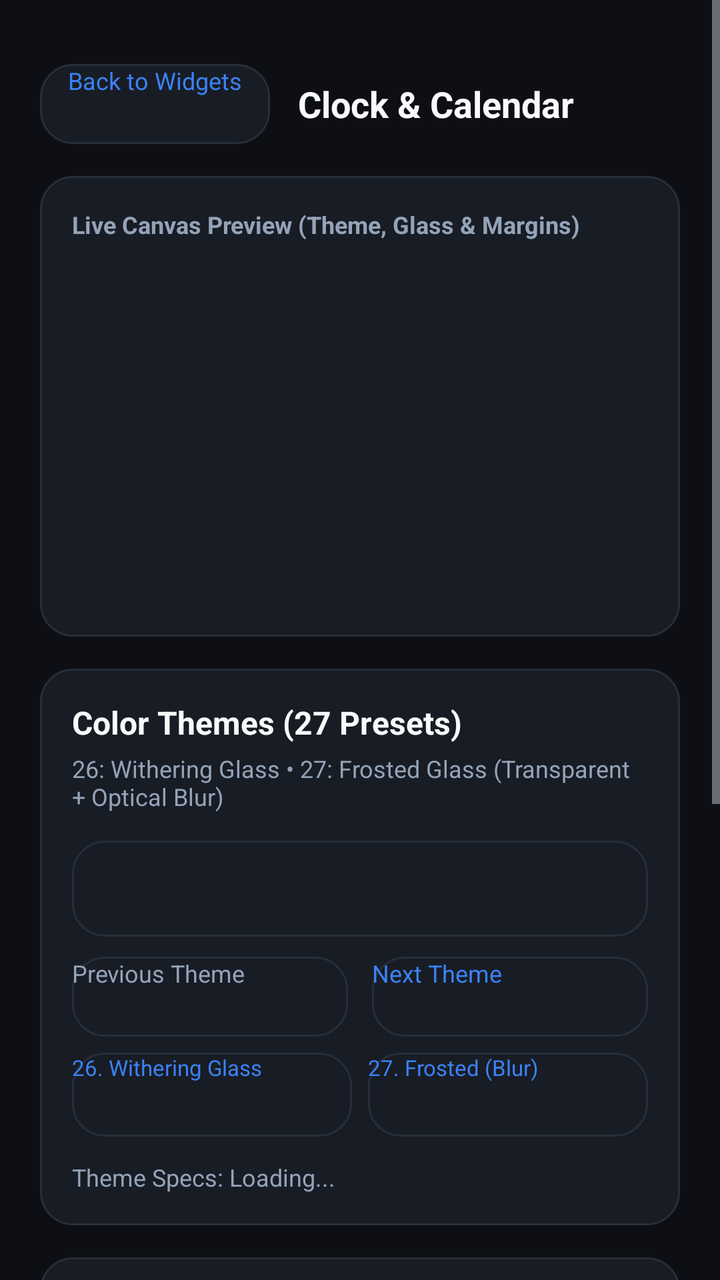
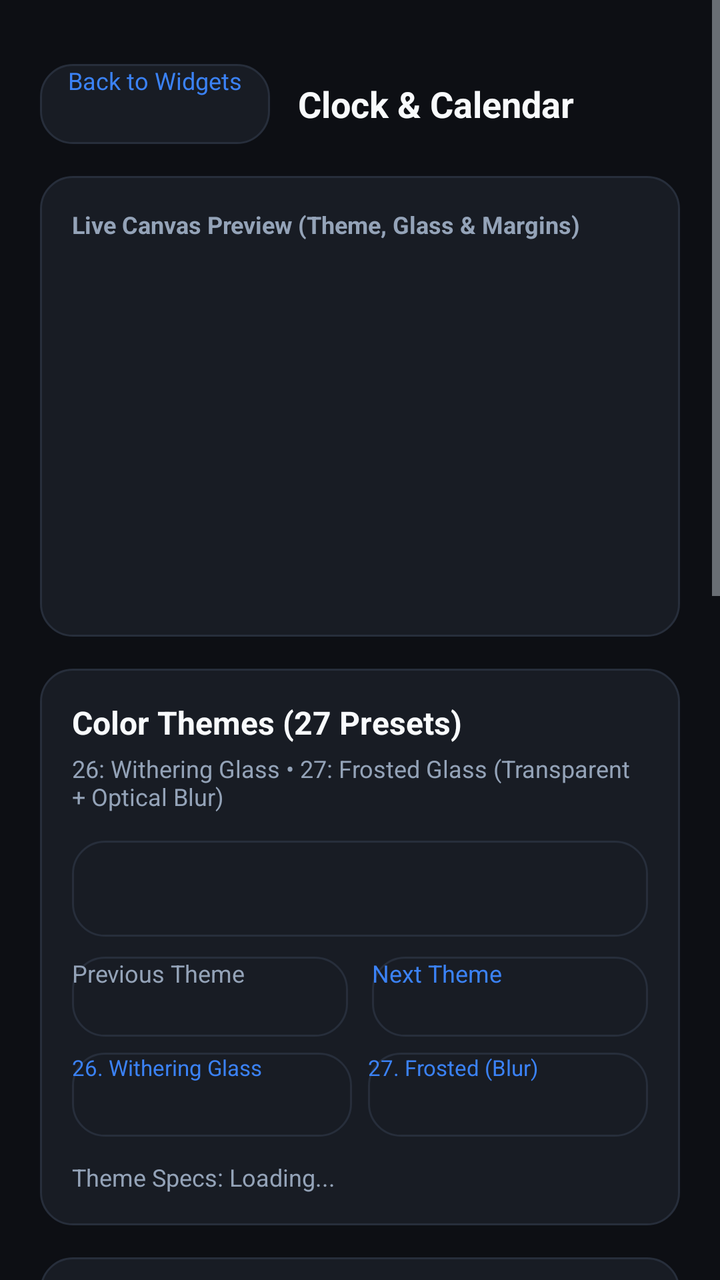

Screens rendered from an Android XML layout before and after an edit, with the pre-edit source and the edit as a unified diff.
<!-- AndroidManifest.xml: application theme android:Theme.DeviceDefault.NoActionBar -->
<!-- res/layout/activity_widget_config.xml -->
<?xml version="1.0" encoding="utf-8"?>
<ScrollView xmlns:android="http://schemas.android.com/apk/res/android"
    android:layout_width="match_parent"
    android:layout_height="match_parent"
    android:background="@color/bg_dark">

    <LinearLayout
        android:layout_width="match_parent"
        android:layout_height="wrap_content"
        android:orientation="vertical"
        android:padding="20dp">

        
        <LinearLayout
            android:layout_width="match_parent"
            android:layout_height="wrap_content"
            android:layout_marginTop="12dp"
            android:gravity="center_vertical"
            android:orientation="horizontal">

            <Button
                android:id="@+id/btn_back_to_hub"
                android:layout_width="wrap_content"
                android:layout_height="40dp"
                android:background="@drawable/bg_card"
                android:paddingStart="14dp"
                android:paddingEnd="14dp"
                android:text="Back to Widgets"
                android:textColor="@color/accent_blue"
                android:textSize="12sp" />

            <TextView
                android:id="@+id/text_config_widget_title"
                android:layout_width="0dp"
                android:layout_height="wrap_content"
                android:layout_marginStart="14dp"
                android:layout_weight="1"
                android:text="Clock &amp; Calendar"
                android:textColor="@color/text_primary"
                android:textSize="18sp"
                android:textStyle="bold" />

        </LinearLayout>

        
        <LinearLayout
            android:layout_width="match_parent"
            android:layout_height="wrap_content"
            android:layout_marginTop="16dp"
            android:background="@drawable/bg_card"
            android:orientation="vertical"
            android:padding="16dp">

            <TextView
                android:layout_width="wrap_content"
                android:layout_height="wrap_content"
                android:text="Live Canvas Preview (Theme, Glass &amp; Margins)"
                android:textColor="@color/text_secondary"
                android:textSize="12sp"
                android:textStyle="bold" />

            <ImageView
                android:id="@+id/preview_canvas"
                android:layout_width="match_parent"
                android:layout_height="170dp"
                android:layout_marginTop="12dp"
                android:scaleType="fitCenter"
                android:contentDescription="Widget Preview" />

        </LinearLayout>

        
        <LinearLayout
            android:layout_width="match_parent"
            android:layout_height="wrap_content"
            android:layout_marginTop="16dp"
            android:background="@drawable/bg_card"
            android:orientation="vertical"
            android:padding="16dp">

            <TextView
                android:layout_width="wrap_content"
                android:layout_height="wrap_content"
                android:text="Color Themes (27 Presets)"
                android:textColor="@color/text_primary"
                android:textSize="16sp"
                android:textStyle="bold" />

            <TextView
                android:layout_width="wrap_content"
                android:layout_height="wrap_content"
                android:layout_marginTop="4dp"
                android:text="26: Withering Glass • 27: Frosted Glass (Transparent + Optical Blur)"
                android:textColor="@color/text_secondary"
                android:textSize="12sp" />

            
            <Spinner
                android:id="@+id/spinner_themes"
                android:layout_width="match_parent"
                android:layout_height="48dp"
                android:layout_marginTop="14dp"
                android:background="@drawable/bg_card"
                android:paddingStart="12dp"
                android:paddingEnd="12dp" />

            
            <LinearLayout
                android:layout_width="match_parent"
                android:layout_height="wrap_content"
                android:layout_marginTop="10dp"
                android:orientation="horizontal">

                <Button
                    android:id="@+id/btn_prev_theme"
                    android:layout_width="0dp"
                    android:layout_height="40dp"
                    android:layout_weight="1"
                    android:layout_marginEnd="6dp"
                    android:background="@drawable/bg_card"
                    android:text="Previous Theme"
                    android:textColor="@color/text_secondary"
                    android:textSize="12sp" />

                <Button
                    android:id="@+id/btn_next_theme"
                    android:layout_width="0dp"
                    android:layout_height="40dp"
                    android:layout_weight="1"
                    android:layout_marginStart="6dp"
                    android:background="@drawable/bg_card"
                    android:text="Next Theme"
                    android:textColor="@color/accent_blue"
                    android:textSize="12sp" />

            </LinearLayout>

            
            <LinearLayout
                android:layout_width="match_parent"
                android:layout_height="wrap_content"
                android:layout_marginTop="8dp"
                android:orientation="horizontal">

                <Button
                    android:id="@+id/btn_select_withering_glass"
                    android:layout_width="0dp"
                    android:layout_height="42dp"
                    android:layout_weight="1"
                    android:layout_marginEnd="4dp"
                    android:background="@drawable/bg_card"
                    android:text="26. Withering Glass"
                    android:textColor="@color/accent_blue"
                    android:textSize="11sp" />

                <Button
                    android:id="@+id/btn_select_frosted_glass"
                    android:layout_width="0dp"
                    android:layout_height="42dp"
                    android:layout_weight="1"
                    android:layout_marginStart="4dp"
                    android:background="@drawable/bg_card"
                    android:text="27. Frosted (Blur)"
                    android:textColor="@color/accent_blue"
                    android:textSize="11sp" />

            </LinearLayout>

            
            <TextView
                android:id="@+id/text_theme_specs"
                android:layout_width="match_parent"
                android:layout_height="wrap_content"
                android:layout_marginTop="12dp"
                android:lineSpacingMultiplier="1.2"
                android:text="Theme Specs: Loading..."
                android:textColor="@color/text_secondary"
                android:textSize="12sp" />

        </LinearLayout>

        
        <LinearLayout
            android:id="@+id/card_frosted_intensity"
            android:layout_width="match_parent"
            android:layout_height="wrap_content"
            android:layout_marginTop="16dp"
            android:background="@drawable/bg_card"
            android:orientation="vertical"
            android:padding="16dp"
            android:visibility="gone">

            
            <LinearLayout
                android:id="@+id/layout_blur_controls"
                android:layout_width="match_parent"
                android:layout_height="wrap_content"
                android:orientation="vertical">

                <LinearLayout
                    android:layout_width="match_parent"
                    android:layout_height="wrap_content"
                    android:gravity="center_vertical"
                    android:orientation="horizontal">

                    <TextView
                        android:layout_width="0dp"
                        android:layout_height="wrap_content"
                        android:layout_weight="1"
                        android:text="Optical Blur Radius"
                        android:textColor="@color/text_primary"
                        android:textSize="15sp"
                        android:textStyle="bold" />

                    <TextView
                        android:id="@+id/text_blur_intensity_val"
                        android:layout_width="wrap_content"
                        android:layout_height="wrap_content"
                        android:text="24 px"
                        android:textColor="@color/accent_blue"
                        android:textSize="14sp"
                        android:textStyle="bold" />

                </LinearLayout>

                <TextView
                    android:layout_width="wrap_content"
                    android:layout_height="wrap_content"
                    android:layout_marginTop="4dp"
                    android:text="Pure optical Gaussian blur with zero white tint"
                    android:textColor="@color/text_secondary"
                    android:textSize="12sp" />

                <SeekBar
                    android:id="@+id/seek_blur_intensity"
                    android:layout_width="match_parent"
                    android:layout_height="wrap_content"
                    android:layout_marginTop="8dp"
                    android:max="50" />

                
                <View
                    android:layout_width="match_parent"
                    android:layout_height="1dp"
                    android:layout_marginTop="14dp"
                    android:layout_marginBottom="14dp"
                    android:background="#22FFFFFF" />

                
                <TextView
                    android:layout_width="wrap_content"
                    android:layout_height="wrap_content"
                    android:text="Home Screen Wallpaper Source"
                    android:textColor="@color/text_primary"
                    android:textSize="14sp"
                    android:textStyle="bold" />

                <TextView
                    android:id="@+id/text_wallpaper_status"
                    android:layout_width="wrap_content"
                    android:layout_height="wrap_content"
                    android:layout_marginTop="3dp"
                    android:text="Status: Not synced (Using frosted fallback)"
                    android:textColor="@color/text_secondary"
                    android:textSize="12sp" />

                <LinearLayout
                    android:layout_width="match_parent"
                    android:layout_height="wrap_content"
                    android:layout_marginTop="10dp"
                    android:orientation="horizontal">

                    <Button
                        android:id="@+id/btn_sync_wallpaper"
                        android:layout_width="0dp"
                        android:layout_height="40dp"
                        android:layout_weight="1"
                        android:layout_marginEnd="5dp"
                        android:background="@drawable/bg_card"
                        android:text="Auto-Sync System"
                        android:textColor="@color/accent_blue"
                        android:textSize="11sp" />

                    <Button
                        android:id="@+id/btn_pick_wallpaper"
                        android:layout_width="0dp"
                        android:layout_height="40dp"
                        android:layout_weight="1"
                        android:layout_marginStart="5dp"
                        android:background="@drawable/bg_card"
                        android:text="Pick from Gallery"
                        android:textColor="@color/accent_blue"
                        android:textSize="11sp" />

                </LinearLayout>

                
                <TextView
                    android:layout_width="wrap_content"
                    android:layout_height="wrap_content"
                    android:layout_marginTop="14dp"
                    android:text="Widget Screen Position"
                    android:textColor="@color/text_primary"
                    android:textSize="14sp"
                    android:textStyle="bold" />

                <TextView
                    android:layout_width="wrap_content"
                    android:layout_height="wrap_content"
                    android:layout_marginTop="3dp"
                    android:text="Matches the exact wallpaper area behind the widget"
                    android:textColor="@color/text_secondary"
                    android:textSize="12sp" />

                <Spinner
                    android:id="@+id/spinner_wallpaper_position"
                    android:layout_width="match_parent"
                    android:layout_height="44dp"
                    android:layout_marginTop="8dp"
                    android:background="@drawable/bg_card"
                    android:paddingStart="12dp"
                    android:paddingEnd="12dp" />

            </LinearLayout>

            
            <LinearLayout
                android:id="@+id/layout_withering_controls"
                android:layout_width="match_parent"
                android:layout_height="wrap_content"
                android:layout_marginTop="8dp"
                android:orientation="vertical"
                android:visibility="gone">

                <LinearLayout
                    android:layout_width="match_parent"
                    android:layout_height="wrap_content"
                    android:gravity="center_vertical"
                    android:orientation="horizontal">

                    <TextView
                        android:layout_width="0dp"
                        android:layout_height="wrap_content"
                        android:layout_weight="1"
                        android:text="Withering Glass Density"
                        android:textColor="@color/text_primary"
                        android:textSize="15sp"
                        android:textStyle="bold" />

                    <TextView
                        android:id="@+id/text_frosting_intensity_val"
                        android:layout_width="wrap_content"
                        android:layout_height="wrap_content"
                        android:text="45 %"
                        android:textColor="@color/accent_blue"
                        android:textSize="14sp"
                        android:textStyle="bold" />

                </LinearLayout>

                <TextView
                    android:layout_width="wrap_content"
                    android:layout_height="wrap_content"
                    android:layout_marginTop="4dp"
                    android:text="Controls smoked obsidian glass gradient density"
                    android:textColor="@color/text_secondary"
                    android:textSize="12sp" />

                <SeekBar
                    android:id="@+id/seek_frosting_intensity"
                    android:layout_width="match_parent"
                    android:layout_height="wrap_content"
                    android:layout_marginTop="8dp"
                    android:max="100" />

            </LinearLayout>

        </LinearLayout>

        
        <LinearLayout
            android:layout_width="match_parent"
            android:layout_height="wrap_content"
            android:layout_marginTop="16dp"
            android:background="@drawable/bg_card"
            android:orientation="vertical"
            android:padding="16dp">

            <TextView
                android:layout_width="wrap_content"
                android:layout_height="wrap_content"
                android:text="Unoccupied Space Margins"
                android:textColor="@color/text_primary"
                android:textSize="16sp"
                android:textStyle="bold" />

            
            <LinearLayout
                android:layout_width="match_parent"
                android:layout_height="wrap_content"
                android:layout_marginTop="14dp"
                android:gravity="center_vertical"
                android:orientation="horizontal">
                <TextView
                    android:layout_width="0dp"
                    android:layout_height="wrap_content"
                    android:layout_weight="1"
                    android:text="Left Margin"
                    android:textColor="@color/text_primary"
                    android:textSize="14sp" />
                <TextView
                    android:id="@+id/text_margin_left_val"
                    android:layout_width="wrap_content"
                    android:layout_height="wrap_content"
                    android:text="16 dp"
                    android:textColor="@color/accent_blue"
                    android:textSize="14sp"
                    android:textStyle="bold" />
            </LinearLayout>
            <SeekBar
                android:id="@+id/seek_margin_left"
                android:layout_width="match_parent"
                android:layout_height="wrap_content"
                android:layout_marginTop="4dp"
                android:max="48" />

            
            <LinearLayout
                android:layout_width="match_parent"
                android:layout_height="wrap_content"
                android:layout_marginTop="12dp"
                android:gravity="center_vertical"
                android:orientation="horizontal">
                <TextView
                    android:layout_width="0dp"
                    android:layout_height="wrap_content"
                    android:layout_weight="1"
                    android:text="Top Margin"
                    android:textColor="@color/text_primary"
                    android:textSize="14sp" />
                <TextView
                    android:id="@+id/text_margin_top_val"
                    android:layout_width="wrap_content"
                    android:layout_height="wrap_content"
                    android:text="16 dp"
                    android:textColor="@color/accent_blue"
                    android:textSize="14sp"
                    android:textStyle="bold" />
            </LinearLayout>
            <SeekBar
                android:id="@+id/seek_margin_top"
                android:layout_width="match_parent"
                android:layout_height="wrap_content"
                android:layout_marginTop="4dp"
                android:max="48" />

            
            <LinearLayout
                android:layout_width="match_parent"
                android:layout_height="wrap_content"
                android:layout_marginTop="12dp"
                android:gravity="center_vertical"
                android:orientation="horizontal">
                <TextView
                    android:layout_width="0dp"
                    android:layout_height="wrap_content"
                    android:layout_weight="1"
                    android:text="Right Margin"
                    android:textColor="@color/text_primary"
                    android:textSize="14sp" />
                <TextView
                    android:id="@+id/text_margin_right_val"
                    android:layout_width="wrap_content"
                    android:layout_height="wrap_content"
                    android:text="16 dp"
                    android:textColor="@color/accent_blue"
                    android:textSize="14sp"
                    android:textStyle="bold" />
            </LinearLayout>
            <SeekBar
                android:id="@+id/seek_margin_right"
                android:layout_width="match_parent"
                android:layout_height="wrap_content"
                android:layout_marginTop="4dp"
                android:max="48" />

            
            <LinearLayout
                android:layout_width="match_parent"
                android:layout_height="wrap_content"
                android:layout_marginTop="12dp"
                android:gravity="center_vertical"
                android:orientation="horizontal">
                <TextView
                    android:layout_width="0dp"
                    android:layout_height="wrap_content"
                    android:layout_weight="1"
                    android:text="Bottom Margin"
                    android:textColor="@color/text_primary"
                    android:textSize="14sp" />
                <TextView
                    android:id="@+id/text_margin_bottom_val"
                    android:layout_width="wrap_content"
                    android:layout_height="wrap_content"
                    android:text="16 dp"
                    android:textColor="@color/accent_blue"
                    android:textSize="14sp"
                    android:textStyle="bold" />
            </LinearLayout>
            <SeekBar
                android:id="@+id/seek_margin_bottom"
                android:layout_width="match_parent"
                android:layout_height="wrap_content"
                android:layout_marginTop="4dp"
                android:max="48" />

        </LinearLayout>

        
        <LinearLayout
            android:layout_width="match_parent"
            android:layout_height="wrap_content"
            android:layout_marginTop="16dp"
            android:background="@drawable/bg_card"
            android:orientation="vertical"
            android:padding="16dp">

            <LinearLayout
                android:layout_width="match_parent"
                android:layout_height="wrap_content"
                android:gravity="center_vertical"
                android:orientation="horizontal">
                <TextView
                    android:layout_width="0dp"
                    android:layout_height="wrap_content"
                    android:layout_weight="1"
                    android:text="Pill Corner Radius"
                    android:textColor="@color/text_primary"
                    android:textSize="15sp"
                    android:textStyle="bold" />
                <TextView
                    android:id="@+id/text_corner_radius_val"
                    android:layout_width="wrap_content"
                    android:layout_height="wrap_content"
                    android:text="36 dp"
                    android:textColor="@color/accent_blue"
                    android:textSize="14sp"
                    android:textStyle="bold" />
            </LinearLayout>
            <SeekBar
                android:id="@+id/seek_corner_radius"
                android:layout_width="match_parent"
                android:layout_height="wrap_content"
                android:layout_marginTop="6dp"
                android:max="64" />

        </LinearLayout>

        
        <LinearLayout
            android:layout_width="match_parent"
            android:layout_height="wrap_content"
            android:layout_marginTop="20dp"
            android:layout_marginBottom="32dp"
            android:orientation="horizontal">

            <Button
                android:id="@+id/btn_reset_margins"
                android:layout_width="0dp"
                android:layout_height="48dp"
                android:layout_weight="1"
                android:layout_marginEnd="8dp"
                android:background="@drawable/bg_card"
                android:text="Reset Defaults"
                android:textColor="@color/text_secondary"
                android:textSize="13sp" />

            <Button
                android:id="@+id/btn_apply_widget"
                android:layout_width="0dp"
                android:layout_height="48dp"
                android:layout_weight="1"
                android:layout_marginStart="8dp"
                android:background="@drawable/bg_card"
                android:text="Apply to Widget"
                android:textColor="@color/accent_blue"
                android:textSize="13sp" />

        </LinearLayout>

    </LinearLayout>

</ScrollView>
<!-- resources referenced by this layout -->
<resources>
  <color name="accent_blue">#3B82F6</color>
  <color name="bg_dark">#0D0F14</color>
  <color name="text_primary">#F8FAFC</color>
  <color name="text_secondary">#94A3B8</color>
  <!-- drawable bg_card (drawable) -->
  <?xml version="1.0" encoding="utf-8"?>
  <shape xmlns:android="http://schemas.android.com/apk/res/android"
      android:shape="rectangle">
      <corners android:radius="16dp" />
      <solid android:color="@color/card_dark" />
      <stroke
          android:width="1dp"
          android:color="@color/border_card" />
  </shape>
  <color name="card_dark">#181C24</color>
  <color name="border_card">#272E3B</color>
</resources>

<!-- the commit's change to res/layout/activity_widget_config.xml (unified diff, before → after) -->
@@ -379,6 +379,254 @@
 
         
         <LinearLayout
+            android:id="@+id/card_border_customizer"
+            android:layout_width="match_parent"
+            android:layout_height="wrap_content"
+            android:layout_marginTop="16dp"
+            android:background="@drawable/bg_card"
+            android:orientation="vertical"
+            android:padding="16dp">
+
+            <TextView
+                android:layout_width="wrap_content"
+                android:layout_height="wrap_content"
+                android:text="Pill Border Customizer"
+                android:textColor="@color/text_primary"
+                android:textSize="16sp"
+                android:textStyle="bold" />
+
+            <TextView
+                android:layout_width="wrap_content"
+                android:layout_height="wrap_content"
+                android:layout_marginTop="4dp"
+                android:text="Thickness (0 to 16dp) &amp; full sRGB spectrum color picker"
+                android:textColor="@color/text_secondary"
+                android:textSize="12sp" />
+
+            
+            <LinearLayout
+                android:layout_width="match_parent"
+                android:layout_height="wrap_content"
+                android:layout_marginTop="14dp"
+                android:gravity="center_vertical"
+                android:orientation="horizontal">
+
+                <TextView
+                    android:layout_width="0dp"
+                    android:layout_height="wrap_content"
+                    android:layout_weight="1"
+                    android:text="Border Thickness"
+                    android:textColor="@color/text_primary"
+                    android:textSize="14sp"
+                    android:textStyle="bold" />
+
+                <TextView
+                    android:id="@+id/text_border_thickness_val"
+                    android:layout_width="wrap_content"
+                    android:layout_height="wrap_content"
+                    android:text="3 dp (Default)"
+                    android:textColor="@color/accent_blue"
+                    android:textSize="14sp"
+                    android:textStyle="bold" />
+
+            </LinearLayout>
+
+            <SeekBar
+                android:id="@+id/seek_border_thickness"
+                android:layout_width="match_parent"
+                android:layout_height="wrap_content"
+                android:layout_marginTop="6dp"
+                android:max="16" />
+
+            
+            <LinearLayout
+                android:layout_width="match_parent"
+                android:layout_height="wrap_content"
+                android:layout_marginTop="16dp"
+                android:gravity="center_vertical"
+                android:orientation="horizontal">
+
+                <View
+                    android:id="@+id/view_border_color_preview"
+                    android:layout_width="32dp"
+                    android:layout_height="32dp"
+                    android:background="@drawable/bg_card" />
+
+                <LinearLayout
+                    android:layout_width="0dp"
+                    android:layout_height="wrap_content"
+                    android:layout_marginStart="12dp"
+                    android:layout_weight="1"
+                    android:orientation="vertical">
+
+                    <TextView
+                        android:id="@+id/text_border_color_hex"
+                        android:layout_width="wrap_content"
+                        android:layout_height="wrap_content"
+                        android:text="#38BDF8"
+                        android:textColor="@color/text_primary"
+                        android:textSize="15sp"
+                        android:textStyle="bold" />
+
+                    <TextView
+                        android:id="@+id/text_border_color_status"
+                        android:layout_width="wrap_content"
+                        android:layout_height="wrap_content"
+                        android:text="Theme Default"
+                        android:textColor="@color/text_secondary"
+                        android:textSize="11sp" />
+
+                </LinearLayout>
+
+                <Button
+                    android:id="@+id/btn_reset_border_color"
+                    android:layout_width="wrap_content"
+                    android:layout_height="36dp"
+                    android:background="@drawable/bg_card"
+                    android:paddingStart="12dp"
+                    android:paddingEnd="12dp"
+                    android:text="Reset to Theme"
+                    android:textColor="@color/text_secondary"
+                    android:textSize="11sp" />
+
+            </LinearLayout>
+
+            
+            <TextView
+                android:layout_width="wrap_content"
+                android:layout_height="wrap_content"
+                android:layout_marginTop="14dp"
+                android:text="Quick Palette"
+                android:textColor="@color/text_secondary"
+                android:textSize="12sp"
+                android:textStyle="bold" />
+
+            <LinearLayout
+                android:id="@+id/layout_border_quick_palette"
+                android:layout_width="match_parent"
+                android:layout_height="wrap_content"
+                android:layout_marginTop="8dp"
+                android:gravity="center_vertical"
+                android:orientation="horizontal">
+
+            </LinearLayout>
+
+            
+            <TextView
+                android:layout_width="wrap_content"
+                android:layout_height="wrap_content"
+                android:layout_marginTop="16dp"
+                android:text="Full sRGB Gamut Tuning"
+                android:textColor="@color/text_primary"
+                android:textSize="13sp"
+                android:textStyle="bold" />
+
+            
+            <LinearLayout
+                android:layout_width="match_parent"
+                android:layout_height="wrap_content"
+                android:layout_marginTop="8dp"
+                android:gravity="center_vertical"
+                android:orientation="horizontal">
+
+                <TextView
+                    android:layout_width="0dp"
+                    android:layout_height="wrap_content"
+                    android:layout_weight="1"
+                    android:text="Hue Spectrum"
+                    android:textColor="@color/text_secondary"
+                    android:textSize="12sp" />
+
+                <TextView
+                    android:id="@+id/text_hue_val"
+                    android:layout_width="wrap_content"
+                    android:layout_height="wrap_content"
+                    android:text="199°"
+                    android:textColor="@color/accent_blue"
+                    android:textSize="12sp"
+                    android:textStyle="bold" />
+
+            </LinearLayout>
+
+            <SeekBar
+                android:id="@+id/seek_hue"
+                android:layout_width="match_parent"
+                android:layout_height="wrap_content"
+                android:layout_marginTop="4dp"
+                android:max="360" />
+
+            
+            <LinearLayout
+                android:layout_width="match_parent"
+                android:layout_height="wrap_content"
+                android:layout_marginTop="10dp"
+                android:gravity="center_vertical"
+                android:orientation="horizontal">
+
+                <TextView
+                    android:layout_width="0dp"
+                    android:layout_height="wrap_content"
+                    android:layout_weight="1"
+                    android:text="Saturation"
+                    android:textColor="@color/text_secondary"
+                    android:textSize="12sp" />
+
+                <TextView
+                    android:id="@+id/text_saturation_val"
+                    android:layout_width="wrap_content"
+                    android:layout_height="wrap_content"
+                    android:text="77%"
+                    android:textColor="@color/accent_blue"
+                    android:textSize="12sp"
+                    android:textStyle="bold" />
+
+            </LinearLayout>
+
+            <SeekBar
+                android:id="@+id/seek_saturation"
+                android:layout_width="match_parent"
+                android:layout_height="wrap_content"
+                android:layout_marginTop="4dp"
+                android:max="100" />
+
+            
+            <LinearLayout
+                android:layout_width="match_parent"
+                android:layout_height="wrap_content"
+                android:layout_marginTop="10dp"
+                android:gravity="center_vertical"
+                android:orientation="horizontal">
+
+                <TextView
+                    android:layout_width="0dp"
+                    android:layout_height="wrap_content"
+                    android:layout_weight="1"
+                    android:text="Brightness (Value)"
+                    android:textColor="@color/text_secondary"
+                    android:textSize="12sp" />
+
+                <TextView
+                    android:id="@+id/text_value_val"
+                    android:layout_width="wrap_content"
+                    android:layout_height="wrap_content"
+                    android:text="97%"
+                    android:textColor="@color/accent_blue"
+                    android:textSize="12sp"
+                    android:textStyle="bold" />
+
+            </LinearLayout>
+
+            <SeekBar
+                android:id="@+id/seek_value"
+                android:layout_width="match_parent"
+                android:layout_height="wrap_content"
+                android:layout_marginTop="4dp"
+                android:max="100" />
+
+        </LinearLayout>
+
+        
+        <LinearLayout
             android:layout_width="match_parent"
             android:layout_height="wrap_content"
             android:layout_marginTop="16dp"
